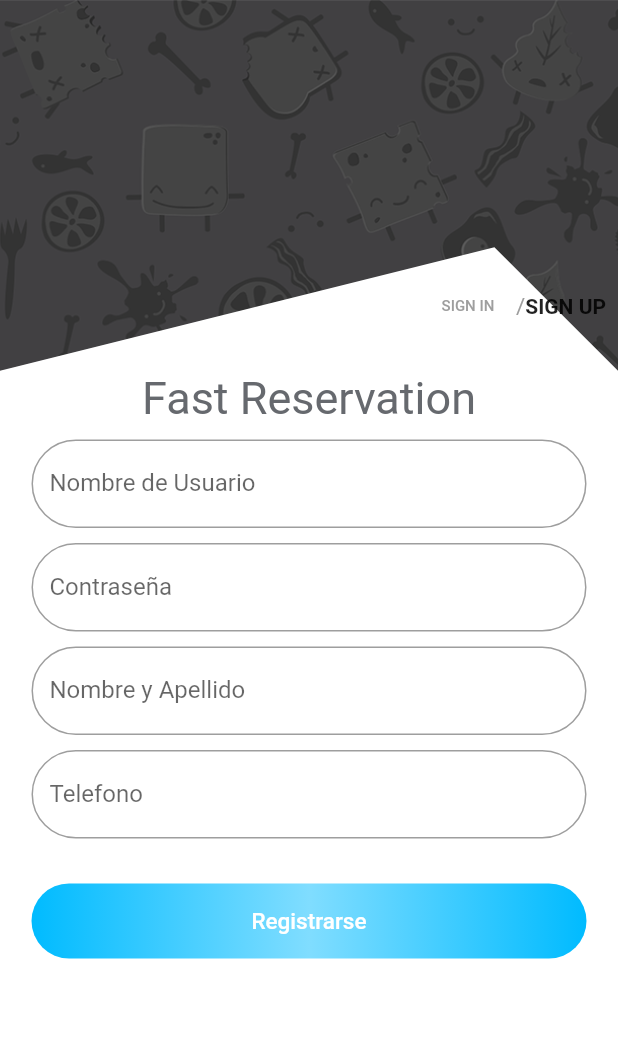
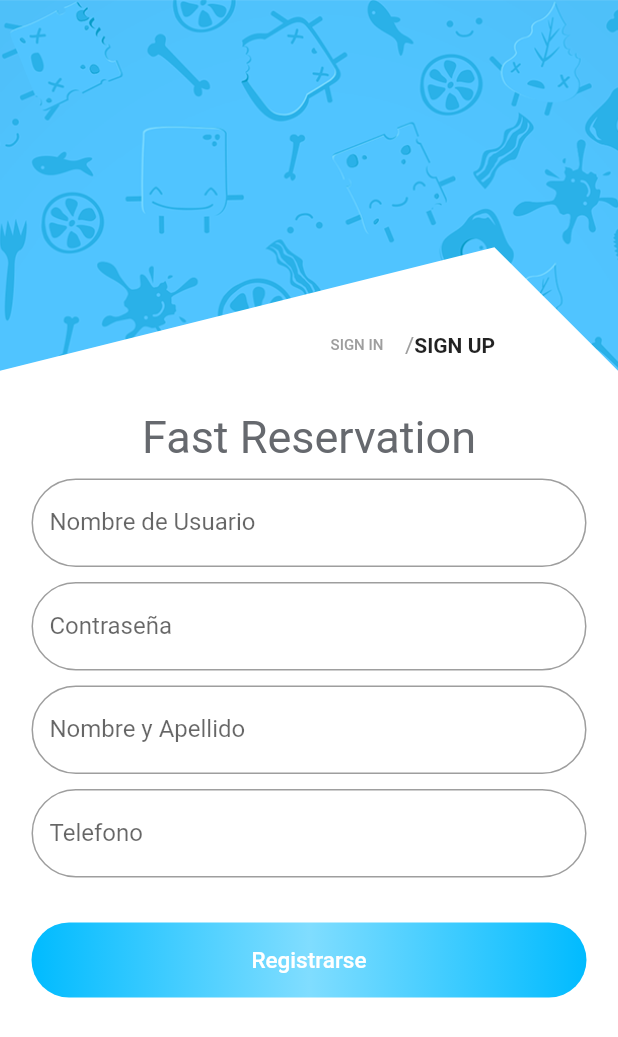
Before and after one commit to kfvillalba/proyecto-movil, a Flutter app: the Registro screen opened by its route, on a phone screen of 412 x 824 dp. Shown: the top 1037 px of the screen. Run offline on Flutter 3.47's test engine with Material 2 defaults, Android fonts, the light colour scheme and no system bars.

Commit message:
mas cambios

```diff
--- a/lib/UI/pages/Registro.dart
+++ b/lib/UI/pages/Registro.dart
@@ -13,14 +13,16 @@ class Registro extends StatelessWidget {
         width: double.infinity,
         decoration: BoxDecoration(
             image: DecorationImage(
-          image: AssetImage("assets/fondo4.png"),
+          image: AssetImage("assets/fondo5.png"),
           fit: BoxFit.cover,
         )),
         child: CustomPaint(
           painter: RegistroPainter(),
           child: Column(children: [
             Padding(
-              padding: EdgeInsets.only(top: 180, left: 280),
+              padding: EdgeInsets.only(
+                  top: MediaQuery.of(context).size.height * 0.25,
+                  left: MediaQuery.of(context).size.width * 0.50),
               child: Row(
                 children: [
                   TextButton(
```
